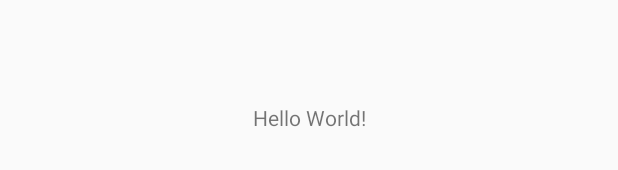
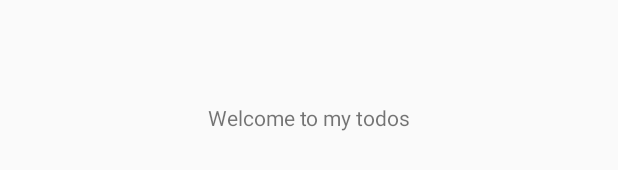
Before and after one commit to kodeartisan/kotlin-todos, an Android app: the layout activity_example.xml on its own in the app's theme, with its tools: preview values and no code run, on a phone screen of 412 x 824 dp. Shown: the part 501-671 px from the top of the screen. Run offline under Robolectric (Android 15) with nearby library versions, the phone set to English and light mode, and no system bars.

Commit message:
add text in activity_example.xml

```diff
--- a/app/src/main/res/layout/activity_example.xml
+++ b/app/src/main/res/layout/activity_example.xml
@@ -9,7 +9,7 @@
     <TextView
         android:layout_width="wrap_content"
         android:layout_height="wrap_content"
-        android:text="Hello World!"
+        android:text="Welcome to my todos"
         app:layout_constraintBottom_toBottomOf="parent"
         app:layout_constraintLeft_toLeftOf="parent"
         app:layout_constraintRight_toRightOf="parent"
```
